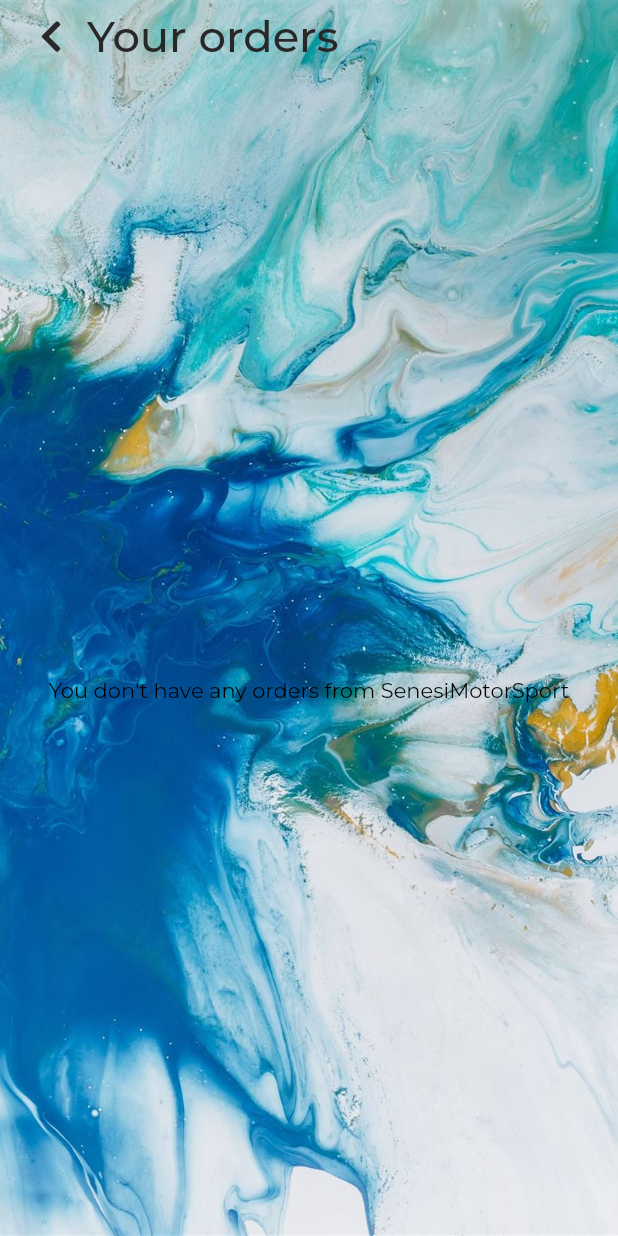
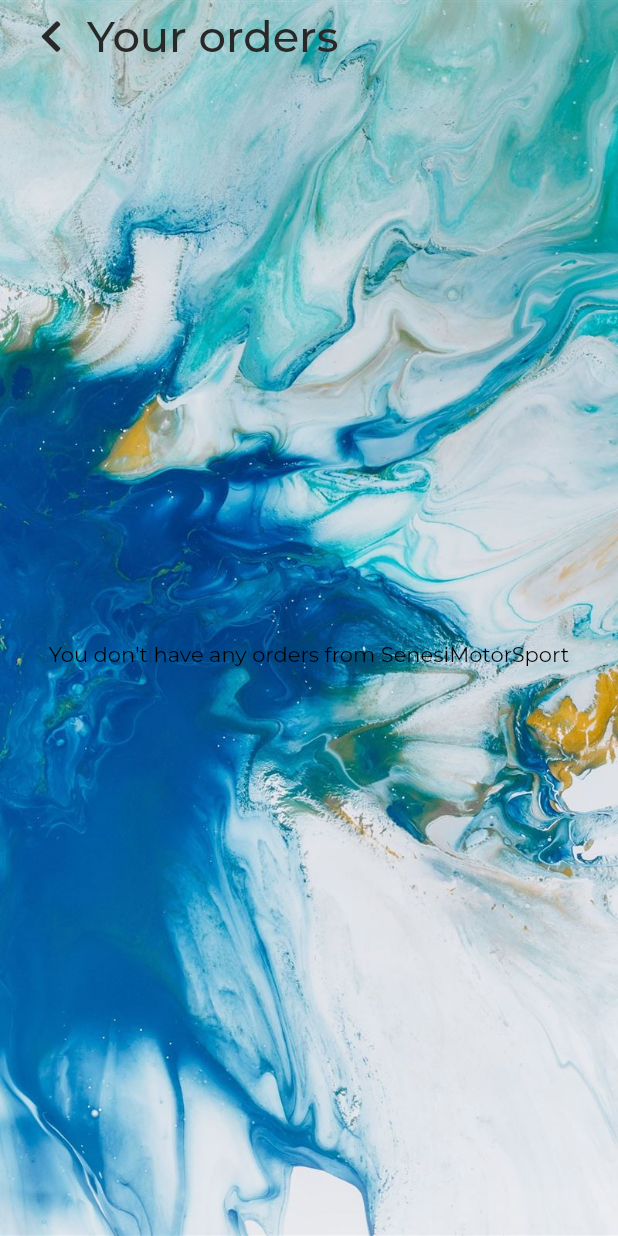
Before and after one commit to LeoRc01/SenesiMotorsport, a Flutter app: the YourOrders screen opened directly, after a tap on an icon or button, on a phone screen of 412 x 824 dp. Run offline on Flutter 3.47's test engine with Material 2 defaults, Android fonts, the phone set to English and light mode, and no system bars; our stand-ins replace badges, font_awesome_flutter, get, google_fonts, modal_bottom_sheet, responsive_sizer and 1 more; missing offline and left inert: floating_action_bubble, search_choices, woocommerce; accounts and stored records are empty; network calls fail; statements that could not run were skipped.

Commit message:
Add files via upload

```diff
--- a/lib/pages/mainPage.dart
+++ b/lib/pages/mainPage.dart
@@ -530,6 +530,7 @@ class _BagTileState extends State<BagTile> {
           children: [
             Image.asset(
               widget.image.toString(),
+              fit: BoxFit.contain,
             ),
             Text(
               widget.title.toString(),
--- a/lib/pages/yourorders.dart
+++ b/lib/pages/yourorders.dart
@@ -110,11 +110,10 @@ class _YourOrdersState extends State<YourOrders> {
                 children: [
                   appBar(),
                   controller.getHasOrderedSomething()
-                      ? Padding(
-                          padding: const EdgeInsets.symmetric(horizontal: 20),
-                          child: Container(
-                              height: Get.height -
-                                  MediaQuery.of(context).padding.top * 3,
+                      ? Expanded(
+                          child: Padding(
+                              padding:
+                                  const EdgeInsets.symmetric(horizontal: 20),
                               child: ListView.builder(
                                   shrinkWrap: true,
                                   itemCount: 3,
@@ -122,9 +121,7 @@ class _YourOrdersState extends State<YourOrders> {
                                     return OrderItemTile(orderedItems[index]);
                                   })),
                         )
-                      : Container(
-                          height: Get.height,
-                          alignment: Alignment.center,
+                      : Expanded(
                           child: Center(
                             child: Text(
                               "You don't have any orders from SenesiMotorSport",
```
Also changed, not shown: lib/pages/notesandfoldersPage.dart (+8 -3 lines), lib/pages/showItemsPage.dart (+7 -9 lines).
